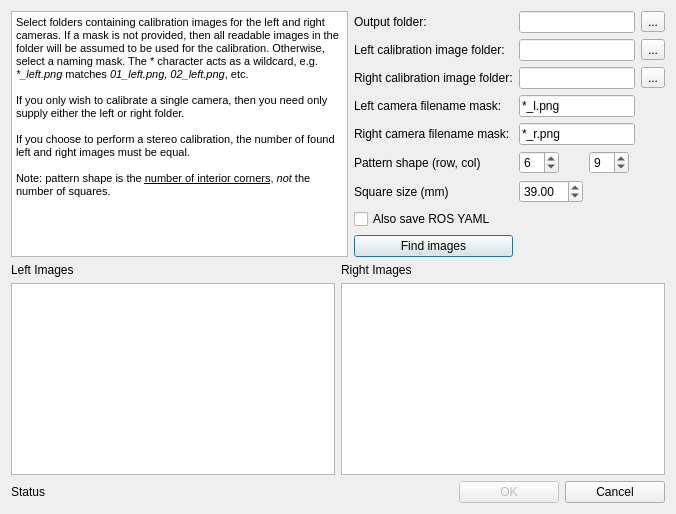
i3drobotics/stereo-vision-toolkit, file src/calibratefromimagesdialog.ui: the form before one commit.
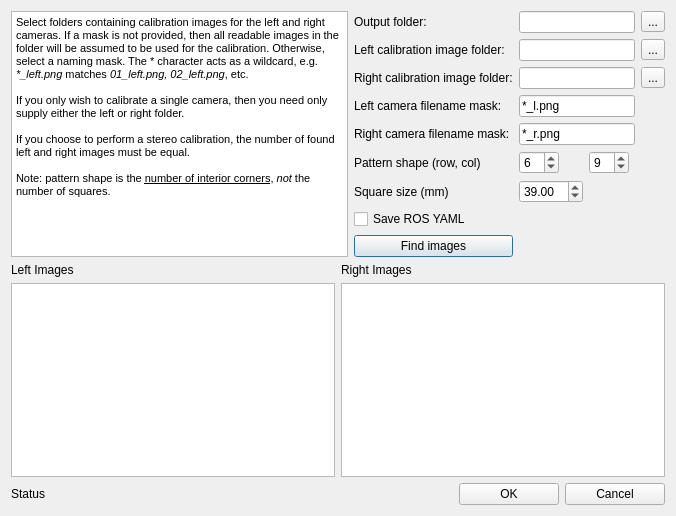
The form after the commit.

The edit to the form file:
```diff
--- a/src/calibratefromimagesdialog.ui
+++ b/src/calibratefromimagesdialog.ui
@@ -7,7 +7,7 @@
     <x>0</x>
     <y>0</y>
     <width>676</width>
-    <height>475</height>
+    <height>516</height>
    </rect>
   </property>
   <property name="sizePolicy">
@@ -246,7 +246,7 @@
      <item row="7" column="1" colspan="2">
       <widget class="QCheckBox" name="rosOutputCheckBox">
        <property name="text">
-        <string>Also save ROS YAML</string>
+        <string>Save ROS YAML</string>
        </property>
       </widget>
      </item>
@@ -264,7 +264,7 @@
      <item>
       <widget class="QPushButton" name="okPushButton">
        <property name="enabled">
-        <bool>false</bool>
+        <bool>true</bool>
        </property>
        <property name="maximumSize">
         <size>
```
Left out of the diff: 14 changed lines with no effect on the pictures.
